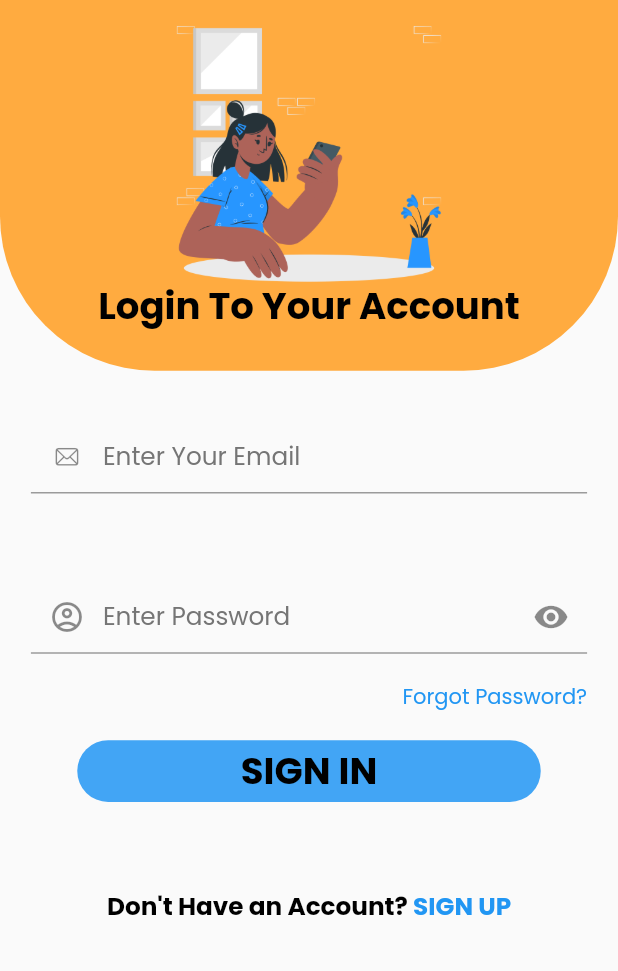
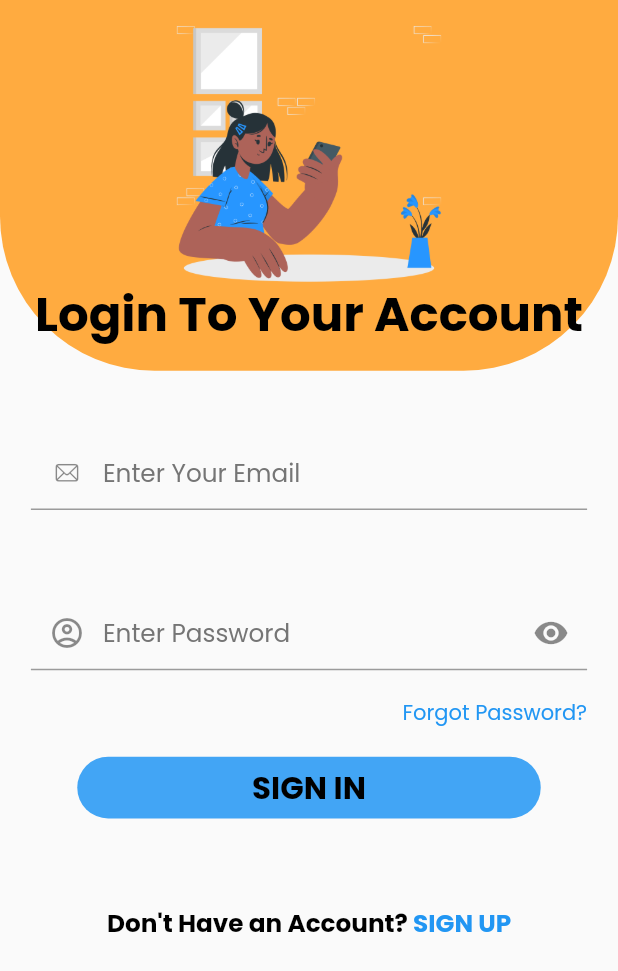
Before and after one commit to Pallavikemburu/LearnX-App, a Flutter app: the screen it shows after launch, after a tap on "LOGIN", on a phone screen of 412 x 824 dp. Shown: the top 971 px of the screen. Run offline on Flutter 3.47's test engine with Material 2 defaults, Android fonts, the phone set to English and light mode, and no system bars; our stand-ins replace carousel_slider, firebase_auth, firebase_core, flutter_highlight, flutter_svg, google_fonts; missing offline and left inert: curved_progress_bar; accounts and stored records are empty.

Commit message:
2.5.4 pradeep

```diff
--- a/lib/LoginPage.dart
+++ b/lib/LoginPage.dart
@@ -108,7 +108,7 @@ Future<TextField> MyTextFeild( int height, TextEditingController contoller, bool
                                   textStyle: TextStyle(
                                     fontWeight: FontWeight.bold,
                                     color: Colors.black,
-                                    fontSize: hi*0.030,
+                                    fontSize: hi*0.039,
                                   )
                               ),
                             ),//log in
@@ -172,13 +172,21 @@ Future<TextField> MyTextFeild( int height, TextEditingController contoller, bool
                             SizedBox(height: hi*0.07,child: Row(
                               mainAxisAlignment: MainAxisAlignment.end,
                               children: [
-                                Text("Forgot Password?",style: GoogleFonts.poppins(
-                                  textStyle: TextStyle(
-                                    fontSize: hi*0.017,
-                                    color: Colors.blue,
+                                GestureDetector(
+                                  onTap:(){
+                                    Navigator.popAndPushNamed((context), "4");
 
-                                  )
-                                ),),
+                              },
+
+
+                                  child: Text("Forgot Password?",style: GoogleFonts.poppins(
+                                    textStyle: TextStyle(
+                                      fontSize: hi*0.017,
+                                      color: Colors.blue,
+
+                                    )
+                                  ),),
+                                ),
                               ],
                             ),),
                             InkWell(
@@ -209,7 +217,7 @@ Future<TextField> MyTextFeild( int height, TextEditingController contoller, bool
                                         textStyle: TextStyle(
                                           fontWeight: FontWeight.bold,
                                           color: Colors.black,
-                                          fontSize: hi*0.03,
+                                          fontSize: hi*0.025,
                                         )
                                     ),
                                   ),
--- a/lib/main.dart
+++ b/lib/main.dart
@@ -50,11 +50,14 @@ class MyApp extends StatelessWidget{
   @override
   Widget build(BuildContext context){
     return MaterialApp(
-      // initialRoute: '/home', // Set the initial route
-      // routes: {
-      //   '/home': (context) => HomePage(),
-      //   '/login': (context) => LoginPage(),
-      // },
+      initialRoute: '0',
+      routes: {
+        '0':(context)=>AuthChange(),
+        '1':(context)=> MyHome(),
+        '2':(context)=>Login(),
+        '3':(context)=>Signup(),
+        '4':(context)=>PasswordReset(),
+      },
       home:MyHome(),
       debugShowCheckedModeBanner: false,
     );
@@ -139,7 +142,7 @@ class _MyHomeState extends State<MyHome>{
 
               InkWell(
                 onTap: (){
-                  Navigator.push(context, MaterialPageRoute(builder: (context)=>const Login()));
+                  Navigator.popAndPushNamed((context), "2");
                 },
                 child: Container(
                   width: wi*0.8,
@@ -165,7 +168,8 @@ class _MyHomeState extends State<MyHome>{
               SizedBox(height: hi*0.02,),
               InkWell(
                 onTap: (){
-                  Navigator.push(context, MaterialPageRoute(builder: (context)=>const Signup()));
+
+                  Navigator.popAndPushNamed((context), "3");
                 },
                 child: Container(
                   width: wi*0.8,
--- a/lib/settings_ui.dart
+++ b/lib/settings_ui.dart
@@ -3,7 +3,7 @@ import 'package:flutter/material.dart';
 import 'package:google_fonts/google_fonts.dart';
 import 'package:firebase_auth/firebase_auth.dart';
 import 'package:learnx/main.dart';
-import 'package:shared_preferences/shared_preferences.dart';
+
 
 
 class settings_page extends StatefulWidget {
```
Also changed, not shown: pubspec.lock.
